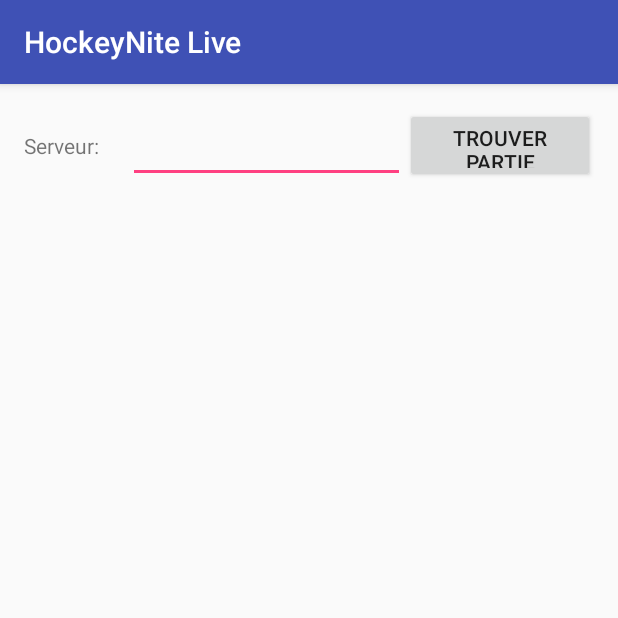
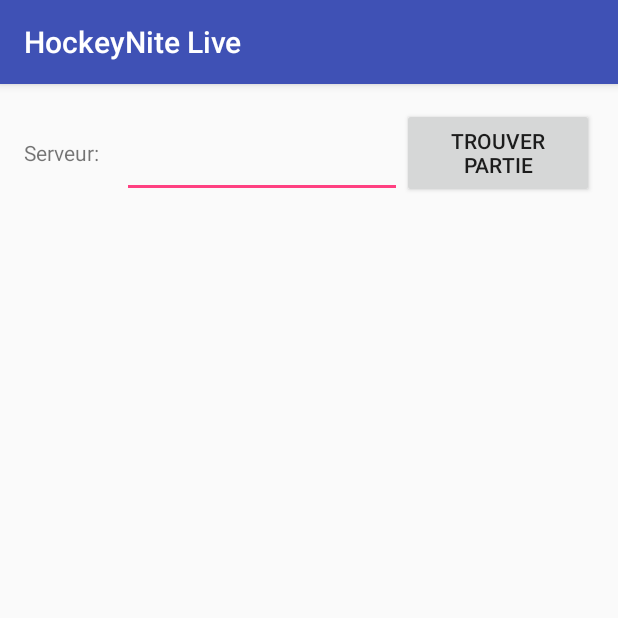
Before and after one commit to Uldax/HockeyNite, an Android app: the screen it shows after launch (ChoixMatchActivity), on a phone screen of 412 x 824 dp, the top half of it. Run offline under Robolectric (Android 15) with nearby library versions, the phone set to English and light mode, and no system bars.

Commit message:
update Commun.jar

```diff
--- a/Android/app/src/main/res/layout/activity_choix_match.xml
+++ b/Android/app/src/main/res/layout/activity_choix_match.xml
@@ -9,7 +9,7 @@
     <LinearLayout
         android:orientation="horizontal"
         android:layout_width="fill_parent"
-        android:layout_height="50dp"
+        android:layout_height="60dp"
         android:layout_alignParentStart="true"
         android:layout_alignParentTop="true"
         android:id="@+id/linearLayout"
@@ -17,7 +17,7 @@
         android:layout_alignParentEnd="false">
 
         <TextView
-            android:layout_width="75dp"
+            android:layout_width="70dp"
             android:layout_height="match_parent"
             android:text="@string/Serveur"
             android:id="@+id/tvServeur"
```
Also changed, not shown: 1 other file.
